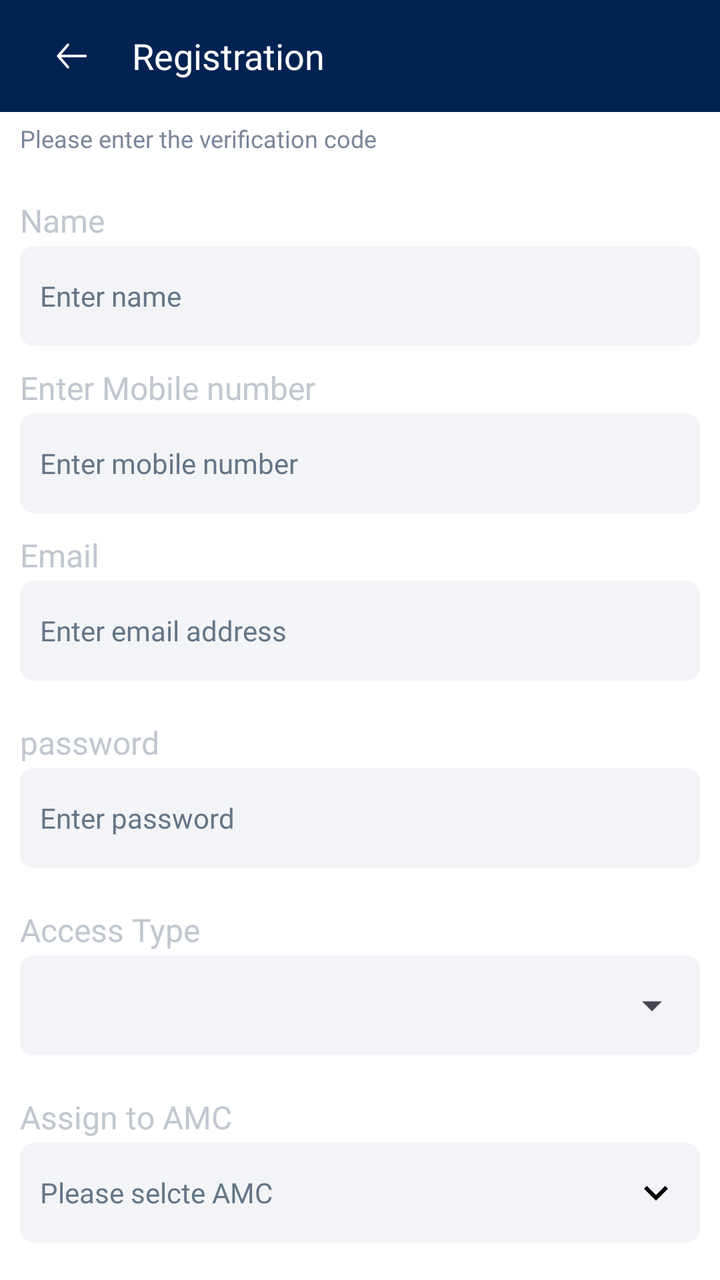
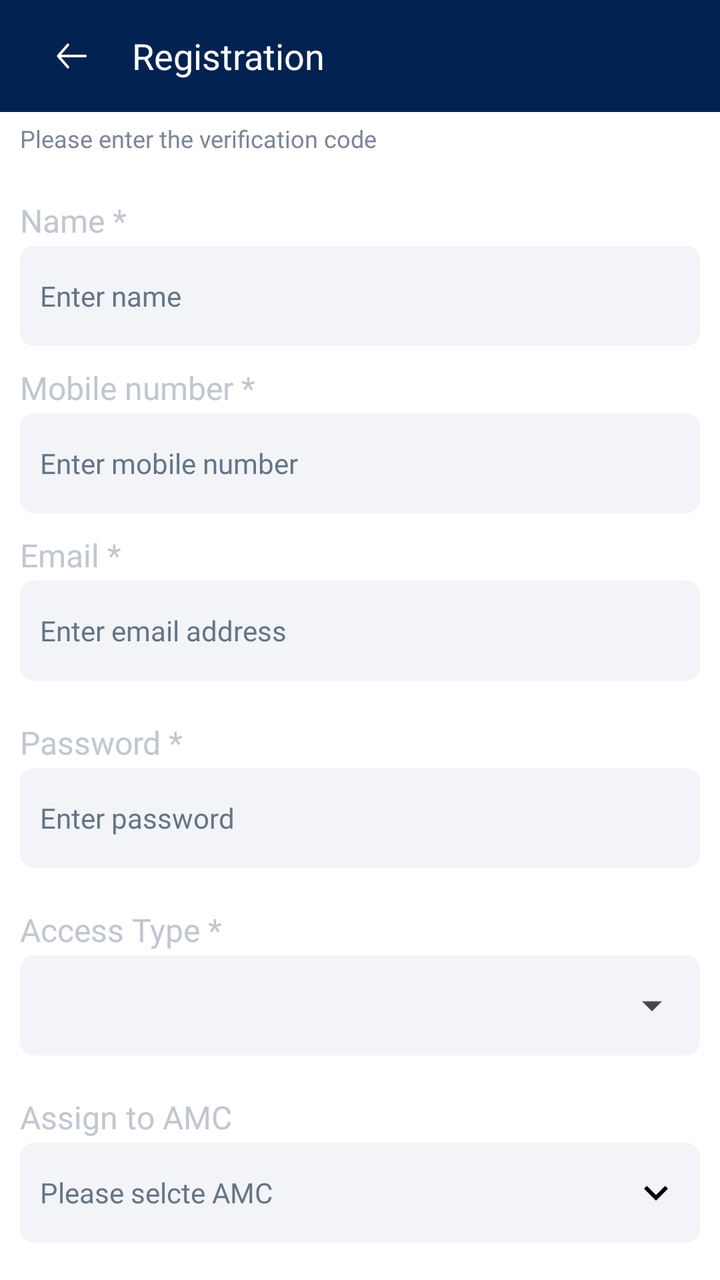

An Android layout rendered at two revisions. The XML below is the earlier revision; the diff shows what the commit changed to produce the second picture.
<!-- AndroidManifest.xml: application theme Theme.Evergreen -->
<!-- res/layout/activity_add_user.xml -->
<?xml version="1.0" encoding="utf-8"?>
<androidx.core.widget.NestedScrollView xmlns:android="http://schemas.android.com/apk/res/android"
    xmlns:tools="http://schemas.android.com/tools"
    xmlns:app="http://schemas.android.com/apk/res-auto"
    android:layout_width="match_parent"
    android:background="@color/black_blue"
    android:layout_height="match_parent"
    android:fitsSystemWindows="true"
    tools:context=".activities.AddUser">

    <LinearLayout
        android:background="@drawable/top_rounded_corners"
        android:orientation="vertical"
        android:layout_width="match_parent"
        android:layout_height="match_parent">
        <Toolbar
            android:background="@color/black_blue"
            android:orientation="horizontal"
            android:layout_width="match_parent"
            android:layout_height="wrap_content">
            <RelativeLayout
                android:layout_width="match_parent"
                android:layout_height="wrap_content">
            <ImageView
                android:id="@+id/back"
                android:src="@drawable/back"
                android:layout_width="@dimen/_40sdp"
                android:layout_height="@dimen/_40sdp"/>

            <TextView
                android:layout_centerVertical="true"
                android:gravity="left|center"
                android:layout_marginLeft="@dimen/_50sdp"
                android:layout_gravity="center"
                android:text="@string/registration"
                android:textColor="@color/white"
                android:textSize="@dimen/_18ssp"
                android:fontFamily="@font/roboto_medium"
                android:layout_width="match_parent"
                android:layout_height="wrap_content"/>
            </RelativeLayout>
        </Toolbar>



        <TextView
            android:layout_marginHorizontal="@dimen/_10sdp"
            android:id="@+id/text2"
            android:layout_width="wrap_content"
            android:layout_height="wrap_content"
            android:layout_marginTop="@dimen/_5sdp"
            android:fontFamily="@font/roboto_regular"
            android:text="@string/please_enter_the_verification_code"
            android:textColor="#7A869A"
            android:textSize="@dimen/_12ssp"/>

        <LinearLayout
            android:layout_marginHorizontal="@dimen/_10sdp"
            android:orientation="vertical"
            android:layout_width="match_parent"
            android:layout_height="wrap_content"
            android:layout_marginTop="@dimen/_2sdp">

            <TextView
                android:layout_width="wrap_content"
                android:layout_height="wrap_content"
                android:layout_marginTop="@dimen/_20sdp"
                android:fontFamily="@font/roboto_regular"
                android:text="@string/name"
                android:textColor="@color/gray1"
                android:textSize="@dimen/_16ssp"/>
            <EditText
                android:importantForAutofill="no"
                android:id="@+id/name"
                android:layout_width="match_parent"
                android:layout_height="@dimen/_50sdp"
                android:layout_marginTop="@dimen/_2sdp"
                android:background="@drawable/edit_text_background"
                android:fontFamily="@font/roboto_medium"
                android:hint="Enter name"
                android:paddingHorizontal="@dimen/_10sdp"
                android:textColor="@color/black_blue"
                android:textColorHint="@color/gray2"
                android:textSize="@dimen/_14ssp"/>

            <TextView
                android:layout_width="wrap_content"
                android:layout_height="wrap_content"
                android:layout_marginTop="@dimen/_10sdp"
                android:fontFamily="@font/roboto_regular"
                android:text="@string/mobile_number"
                android:textColor="@color/gray1"
                android:textSize="@dimen/_16ssp"/>
            <EditText
                android:importantForAutofill="no"
                android:id="@+id/mobile"
                android:layout_width="match_parent"
                android:layout_height="@dimen/_50sdp"
                android:layout_marginTop="@dimen/_2sdp"
                android:background="@drawable/edit_text_background"
                android:fontFamily="@font/roboto_medium"
                android:hint="@string/enter_mobile_number"
                android:inputType="phone"
                android:paddingHorizontal="@dimen/_10sdp"
                android:textColor="@color/black_blue"
                android:textColorHint="@color/gray2"
                android:textSize="@dimen/_14ssp"/>

            <TextView
                android:layout_width="wrap_content"
                android:layout_height="wrap_content"
                android:layout_marginTop="@dimen/_10sdp"
                android:fontFamily="@font/roboto_regular"
                android:text="@string/email"
                android:textColor="@color/gray1"
                android:textSize="@dimen/_16ssp"/>
            <EditText
                android:importantForAutofill="no"
                android:id="@+id/email"
                android:layout_width="match_parent"
                android:layout_height="@dimen/_50sdp"
                android:layout_marginTop="@dimen/_2sdp"
                android:autofillHints="emailAddress"
                android:background="@drawable/edit_text_background"
                android:fontFamily="@font/roboto_medium"
                android:hint="@string/enter_email_address"
                android:inputType="textEmailAddress"
                android:paddingHorizontal="@dimen/_10sdp"
                android:textColor="@color/black_blue"
                android:textColorHint="@color/gray2"
                android:textSize="@dimen/_14ssp"/>

            <TextView
                android:layout_width="wrap_content"
                android:layout_height="wrap_content"
                android:layout_marginTop="@dimen/_20sdp"
                android:fontFamily="@font/roboto_regular"
                android:text="@string/password"
                android:textColor="@color/gray1"
                android:textSize="@dimen/_16ssp"/>
            <EditText
                android:importantForAutofill="no"
                android:id="@+id/password"
                android:layout_width="match_parent"
                android:layout_height="@dimen/_50sdp"
                android:layout_marginTop="@dimen/_2sdp"
                android:background="@drawable/edit_text_background"
                android:fontFamily="@font/roboto_medium"
                android:hint="@string/enter_password"
                android:inputType="textPassword"
                android:paddingHorizontal="@dimen/_10sdp"
                android:textColor="@color/black_blue"
                android:textColorHint="@color/gray2"
                android:textSize="@dimen/_14ssp"/>

            <TextView
                android:layout_width="wrap_content"
                android:layout_height="wrap_content"
                android:layout_marginTop="@dimen/_20sdp"
                android:fontFamily="@font/roboto_regular"
                android:text="Access Type"
                android:textColor="@color/gray1"
                android:textSize="@dimen/_16ssp"/>
            <LinearLayout
                android:layout_width="match_parent"
                android:layout_height="wrap_content"
                android:layout_marginTop="@dimen/_2sdp"
                android:background="@drawable/edit_text_background">
                <Spinner
                    android:id="@+id/choose_access_type"
                    android:layout_width="match_parent"
                    android:layout_height="@dimen/_50sdp"
                    android:fontFamily="@font/roboto_medium"
                    android:gravity="center_vertical"
                    android:hint="@string/please_selcte_amc"
                    android:inputType="text"
                    android:paddingHorizontal="@dimen/_1sdp"
                    android:textColor="@color/black_blue"
                    android:textColorHint="@color/gray2"
                    android:textSize="@dimen/_14ssp"
                    app:drawableEndCompat="@drawable/arrow_down"/>

            </LinearLayout>

            <TextView
                android:layout_width="wrap_content"
                android:layout_height="wrap_content"
                android:layout_marginTop="@dimen/_20sdp"
                android:fontFamily="@font/roboto_regular"
                android:text="@string/assign_to_amc"
                android:textColor="@color/gray1"
                android:textSize="@dimen/_16ssp"/>
            <TextView
                android:id="@+id/choose_amc"
                android:layout_width="match_parent"
                android:layout_height="@dimen/_50sdp"
                android:layout_marginTop="@dimen/_2sdp"
                android:background="@drawable/edit_text_background"
                android:drawablePadding="@dimen/_5sdp"
                android:fontFamily="@font/roboto_medium"
                android:gravity="center_vertical"
                android:hint="@string/please_selcte_amc"
                android:inputType="text"
                android:paddingHorizontal="@dimen/_10sdp"
                android:textColor="@color/black_blue"
                android:textColorHint="@color/gray2"
                android:textSize="@dimen/_14ssp"
                app:drawableEndCompat="@drawable/arrow_down"/>

            <com.google.android.material.card.MaterialCardView
                android:id="@+id/verify_btn"
                android:layout_width="match_parent"
                android:layout_height="@dimen/_50sdp"
                android:layout_marginTop="@dimen/_20sdp"
                app:cardBackgroundColor="@color/btn_back">
                <TextView
                    android:layout_width="match_parent"
                    android:layout_height="wrap_content"
                    android:layout_gravity="center"
                    android:fontFamily="@font/roboto_medium"
                    android:gravity="center"
                    android:text="Create user"
                    android:textColor="@color/white"
                    android:textSize="@dimen/_14ssp"/>
            </com.google.android.material.card.MaterialCardView>

            <TextView
                android:layout_width="match_parent"
                android:layout_height="wrap_content"
                android:layout_marginTop="@dimen/_20sdp"
                android:textColor="@color/black_blue"
                android:textSize="@dimen/_8ssp"
                android:fontFamily="@font/roboto_regular"
                android:text="@string/copyright_panaceaitservices_2023_all_rights_reserved"
                android:textAlignment="center"/>

            <Space
                android:layout_width="match_parent"
                android:layout_height="@dimen/_10sdp"/>
        </LinearLayout>
    </LinearLayout>
</androidx.core.widget.NestedScrollView>
<!-- resources referenced by this layout -->
<resources>
  <color name="black_blue">#022352</color>
  <color name="btn_back">#2057A6</color>
  <color name="gray1">#C1C7D0</color>
  <color name="gray2">#637587</color>
  <color name="white">#FFFFFFFF</color>
  <dimen name="_10sdp">10.00dp</dimen>
  <dimen name="_12ssp">12.00sp</dimen>
  <dimen name="_14ssp">14.00sp</dimen>
  <dimen name="_16ssp">16.00sp</dimen>
  <dimen name="_18ssp">18.00sp</dimen>
  <dimen name="_1sdp">1.00dp</dimen>
  <dimen name="_20sdp">20.00dp</dimen>
  <dimen name="_2sdp">2.00dp</dimen>
  <dimen name="_40sdp">40.00dp</dimen>
  <dimen name="_50sdp">50.00dp</dimen>
  <dimen name="_5sdp">5.00dp</dimen>
  <dimen name="_8ssp">8.00sp</dimen>
  <!-- drawable arrow_down (drawable) -->
  <vector android:height="24dp" android:tint="#000000"
      android:viewportHeight="24" android:viewportWidth="24"
      android:width="24dp" xmlns:android="http://schemas.android.com/apk/res/android">
      <path android:fillColor="@android:color/white" android:pathData="M7.41,8.59L12,13.17l4.59,-4.58L18,10l-6,6 -6,-6 1.41,-1.41z"/>
  </vector>
  <!-- drawable back (drawable) -->
  <vector xmlns:android="http://schemas.android.com/apk/res/android"
      android:width="32dp"
      android:height="32dp"
      android:viewportWidth="32"
      android:viewportHeight="32">
    <path
        android:pathData="M8,0L24,0A8,8 0,0 1,32 8L32,24A8,8 0,0 1,24 32L8,32A8,8 0,0 1,0 24L0,8A8,8 0,0 1,8 0z"
        android:fillColor="@color/black_blue"
        android:fillAlpha="1"/>
    <path
        android:pathData="M14.714,20.839C14.618,20.949 14.496,21 14.374,21C14.252,21 14.13,20.949 14.034,20.839L10.14,16.388C9.953,16.175 9.953,15.823 10.14,15.61L14.034,11.16C14.22,10.947 14.528,10.947 14.714,11.16C14.9,11.372 14.9,11.724 14.714,11.937L11.641,15.449H21.386C21.649,15.449 21.868,15.698 21.868,15.999C21.868,16.299 21.649,16.549 21.386,16.549H11.641L14.714,20.061C14.9,20.274 14.9,20.626 14.714,20.839Z"
        android:fillColor="#FFFFFF"
        android:fillType="evenOdd"/>
  </vector>
  <!-- drawable edit_text_background (drawable) -->
  <?xml version="1.0" encoding="utf-8"?>
  <shape xmlns:android="http://schemas.android.com/apk/res/android"
      android:shape="rectangle">
  
      <solid android:color="#F2F4F7"/>
      <corners android:radius="@dimen/_6sdp"/>
      <stroke android:color="#F2F4F7"
          android:width="@dimen/_2sdp"/>
  
  </shape>
  <!-- drawable top_rounded_corners (drawable) -->
  <shape xmlns:android="http://schemas.android.com/apk/res/android">
      <solid android:color="@android:color/darker_gray" />
      <corners android:topLeftRadius="@dimen/_20sdp"
          android:topRightRadius="@dimen/_20sdp" />
      <solid android:color="@color/white"/>
  </shape>
  <string name="assign_to_amc">Assign to AMC</string>
  <string name="copyright_panaceaitservices_2023_all_rights_reserved">© Copyright PanaceaItservices 2023 | All Rights Reserved.</string>
  <string name="email">Email</string>
  <string name="enter_email_address">Enter email address</string>
  <string name="enter_mobile_number">Enter mobile number</string>
  <string name="enter_password">Enter password</string>
  <string name="mobile_number">Enter Mobile number</string>
  <string name="name">Name</string>
  <string name="password">password</string>
  <string name="please_enter_the_verification_code">Please enter the verification code</string>
  <string name="please_selcte_amc">Please selcte AMC</string>
  <string name="registration">Registration</string>
  <style name="Theme.Evergreen" parent="Base.Theme.Evergreen" />
  <dimen name="_6sdp">6.00dp</dimen>
  <style name="Base.Theme.Evergreen" parent="Theme.Material3.Light.NoActionBar">
  
  
  
  
  
  
  
          <item name="android:statusBarColor">@color/black_blue</item>
  
  
      </style>
</resources>

<!-- the commit's change to res/layout/activity_add_user.xml (unified diff, before → after) -->
@@ -66,7 +66,7 @@
                 android:layout_height="wrap_content"
                 android:layout_marginTop="@dimen/_20sdp"
                 android:fontFamily="@font/roboto_regular"
-                android:text="@string/name"
+                android:text="Name *"
                 android:textColor="@color/gray1"
                 android:textSize="@dimen/_16ssp"/>
             <EditText
@@ -88,7 +88,7 @@
                 android:layout_height="wrap_content"
                 android:layout_marginTop="@dimen/_10sdp"
                 android:fontFamily="@font/roboto_regular"
-                android:text="@string/mobile_number"
+                android:text="Mobile number *"
                 android:textColor="@color/gray1"
                 android:textSize="@dimen/_16ssp"/>
             <EditText
@@ -111,7 +111,7 @@
                 android:layout_height="wrap_content"
                 android:layout_marginTop="@dimen/_10sdp"
                 android:fontFamily="@font/roboto_regular"
-                android:text="@string/email"
+                android:text="Email *"
                 android:textColor="@color/gray1"
                 android:textSize="@dimen/_16ssp"/>
             <EditText
@@ -135,7 +135,7 @@
                 android:layout_height="wrap_content"
                 android:layout_marginTop="@dimen/_20sdp"
                 android:fontFamily="@font/roboto_regular"
-                android:text="@string/password"
+                android:text="Password *"
                 android:textColor="@color/gray1"
                 android:textSize="@dimen/_16ssp"/>
             <EditText
@@ -158,7 +158,7 @@
                 android:layout_height="wrap_content"
                 android:layout_marginTop="@dimen/_20sdp"
                 android:fontFamily="@font/roboto_regular"
-                android:text="Access Type"
+                android:text="Access Type *"
                 android:textColor="@color/gray1"
                 android:textSize="@dimen/_16ssp"/>
             <LinearLayout
<!-- resource entries referenced after the edit -->
@@ -58,13 +58,9 @@
   </shape>
   <string name="assign_to_amc">Assign to AMC</string>
   <string name="copyright_panaceaitservices_2023_all_rights_reserved">© Copyright PanaceaItservices 2023 | All Rights Reserved.</string>
-  <string name="email">Email</string>
   <string name="enter_email_address">Enter email address</string>
   <string name="enter_mobile_number">Enter mobile number</string>
   <string name="enter_password">Enter password</string>
-  <string name="mobile_number">Enter Mobile number</string>
-  <string name="name">Name</string>
-  <string name="password">password</string>
   <string name="please_enter_the_verification_code">Please enter the verification code</string>
   <string name="please_selcte_amc">Please selcte AMC</string>
   <string name="registration">Registration</string>
